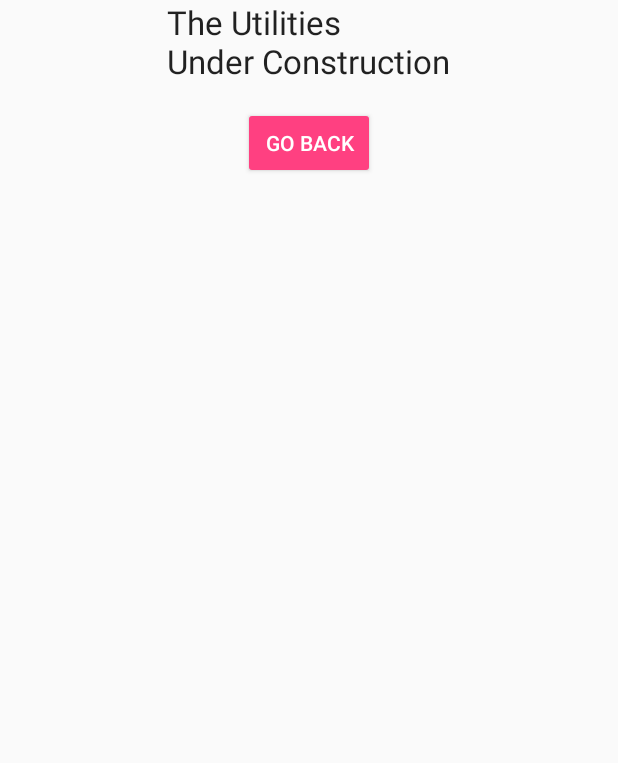
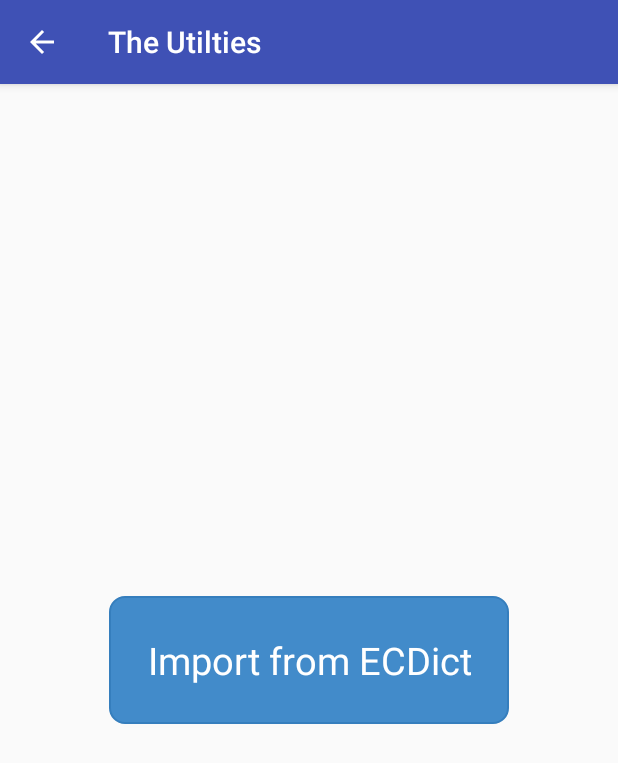
Before and after one commit to QI1002/Application, an Android app: the ConfigurationUtilityActivity screen opened directly, with no data from a screen before it, on a phone screen of 412 x 824 dp. Shown: the top 763 px of the screen. Run offline under Robolectric (Android 15) with nearby library versions, the phone set to English and light mode, and no system bars.

Commit message:
build configuration utility page, remove float tab in configure activity

```diff
--- a/app/src/main/java/io/github/qi1002/ilearn/DatasetRecord.java
+++ b/app/src/main/java/io/github/qi1002/ilearn/DatasetRecord.java
@@ -236,12 +236,12 @@ public class DatasetRecord {
         }
     }
 
-    public static void parseECDICT(Context context, String inputfile) {
+    public static void parseECDICT(Context context, String inputpath, String inputfile) {
 
         try {
             DocumentBuilderFactory dbf = DocumentBuilderFactory.newInstance();
             DocumentBuilder db = dbf.newDocumentBuilder();
-            File filename = new File("/data/data/com.csst.ecdict/shared_prefs", inputfile);
+            File filename = new File(inputpath, inputfile);
             Document doc = db.parse(filename);
             doc.getDocumentElement().normalize();
 
--- a/app/src/main/java/io/github/qi1002/ilearn/configuration/ConfigurationUtilityActivity.java
+++ b/app/src/main/java/io/github/qi1002/ilearn/configuration/ConfigurationUtilityActivity.java
@@ -1,11 +1,15 @@
 package io.github.qi1002.ilearn.configuration;
 
 import android.media.AudioManager;
+import android.support.design.widget.FloatingActionButton;
+import android.support.v7.app.ActionBar;
 import android.support.v7.app.AppCompatActivity;
 import android.os.Bundle;
+import android.view.MenuItem;
 import android.view.View;
 import android.widget.Button;
 
+import io.github.qi1002.ilearn.DatasetRecord;
 import io.github.qi1002.ilearn.R;
 
 public class ConfigurationUtilityActivity extends AppCompatActivity {
@@ -15,16 +19,32 @@ public class ConfigurationUtilityActivity extends AppCompatActivity {
         super.onCreate(savedInstanceState);
         setContentView(R.layout.activity_configuration_utility);
 
-        Button button = (Button) findViewById(R.id.bt_go_back);
+        ActionBar actionBar = getSupportActionBar();
+        actionBar.setDisplayHomeAsUpEnabled(true);
+        actionBar.setTitle(getString(R.string.config_utility));
+
+        Button button;
+        button = (Button) findViewById(R.id.bt_ecdict_import);
         button.setOnClickListener(new View.OnClickListener() {
             @Override
             public void onClick(View view) {
-
-                finish();
+                importEcdict();
             }
         });
+    }
 
-        // let apk use media volume
-        setVolumeControlStream(AudioManager.STREAM_MUSIC);
+    @Override
+    public boolean onOptionsItemSelected(MenuItem item) {
+        int id = item.getItemId();
+        if (id == android.R.id.home) {
+            finish();
+            return true;
+        }
+        return super.onOptionsItemSelected(item);
+    }
+
+    public void importEcdict()
+    {
+        DatasetRecord.parseECDICT(this, "/data/data/com.csst.ecdict/shared_prefs" , "history.xml");
     }
 }
--- a/app/src/main/res/layout/activity_configuration_utility.xml
+++ b/app/src/main/res/layout/activity_configuration_utility.xml
@@ -1,25 +1,27 @@
 <?xml version="1.0" encoding="utf-8"?>
 <RelativeLayout xmlns:android="http://schemas.android.com/apk/res/android"
+    xmlns:app="http://schemas.android.com/apk/res-auto"
     xmlns:tools="http://schemas.android.com/tools"
     android:layout_width="match_parent" android:layout_height="match_parent"
-    tools:context="io.github.qi1002.ilearn.configuration.ConfigurationUtilityActivity">
+    android:paddingLeft="@dimen/activity_horizontal_margin" android:paddingRight="@dimen/activity_horizontal_margin"
+    android:paddingTop="@dimen/activity_vertical_margin" android:paddingBottom="@dimen/activity_vertical_margin"
+    tools:context="io.github.qi1002.ilearn.ConfigurationUtilityActivity">
 
-    <TextView
-        android:id="@+id/tv_message"
+    <GridLayout xmlns:android="http://schemas.android.com/apk/res/android"
         android:layout_width="wrap_content"
         android:layout_height="wrap_content"
+        android:layout_gravity="center"
+        android:layout_centerVertical="true"
         android:layout_centerHorizontal="true"
-        android:text="The Utilities\nUnder Construction"
-        android:textAppearance="?android:attr/textAppearanceLarge"/>
+        android:columnCount="1"
+        android:orientation="horizontal" >
 
-    <Button
-        android:id="@+id/bt_go_back"
-        android:layout_below="@+id/tv_message"
-        android:layout_width="wrap_content"
-        android:layout_height="wrap_content"
-        android:layout_marginTop="@dimen/activity_vertical_margin"
-        android:text="Go Back"
-        android:layout_centerHorizontal="true"
-        style="@style/Widget.AppCompat.Button.Colored"/>
+        <Button
+            android:id="@+id/bt_ecdict_import"
+            android:layout_column="0"
+            android:text="Import from ECDict"
+            style="@style/button_style_configuration"/>
+
+    </GridLayout>
 
 </RelativeLayout>
```
Also changed, not shown: app/src/main/AndroidManifest.xml (+5 -7 lines), app/src/main/java/io/github/qi1002/ilearn/ConfigurationActivity.java (+0 -10 lines), app/src/main/res/layout/activity_configuration.xml (+0 -7 lines).
